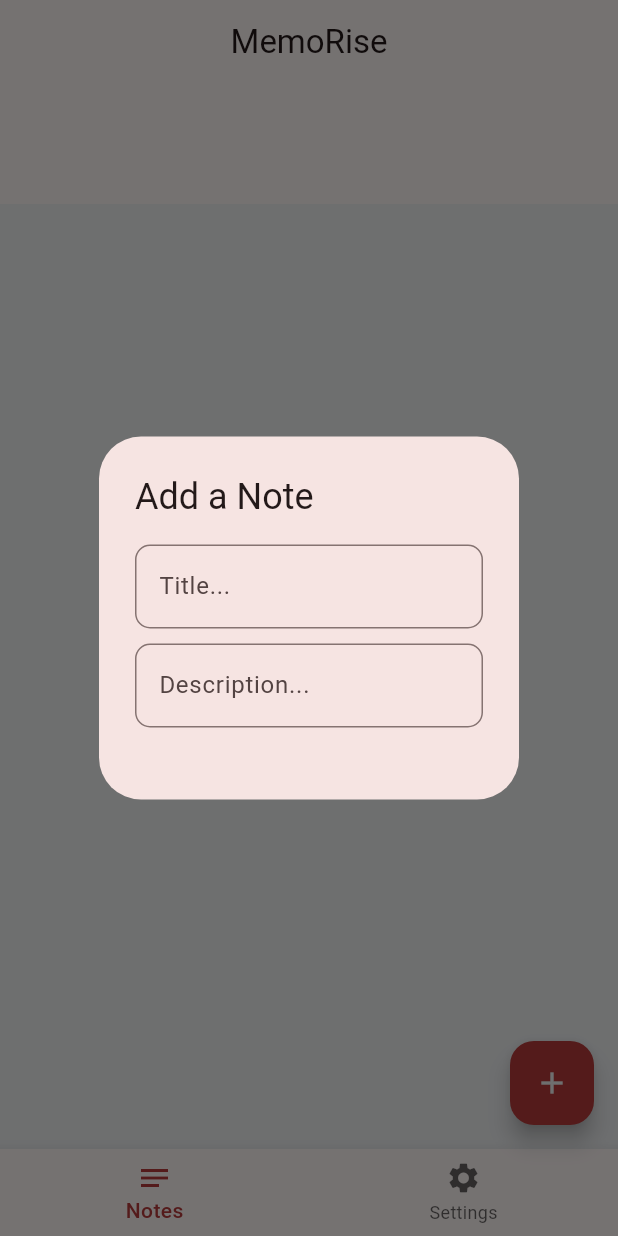
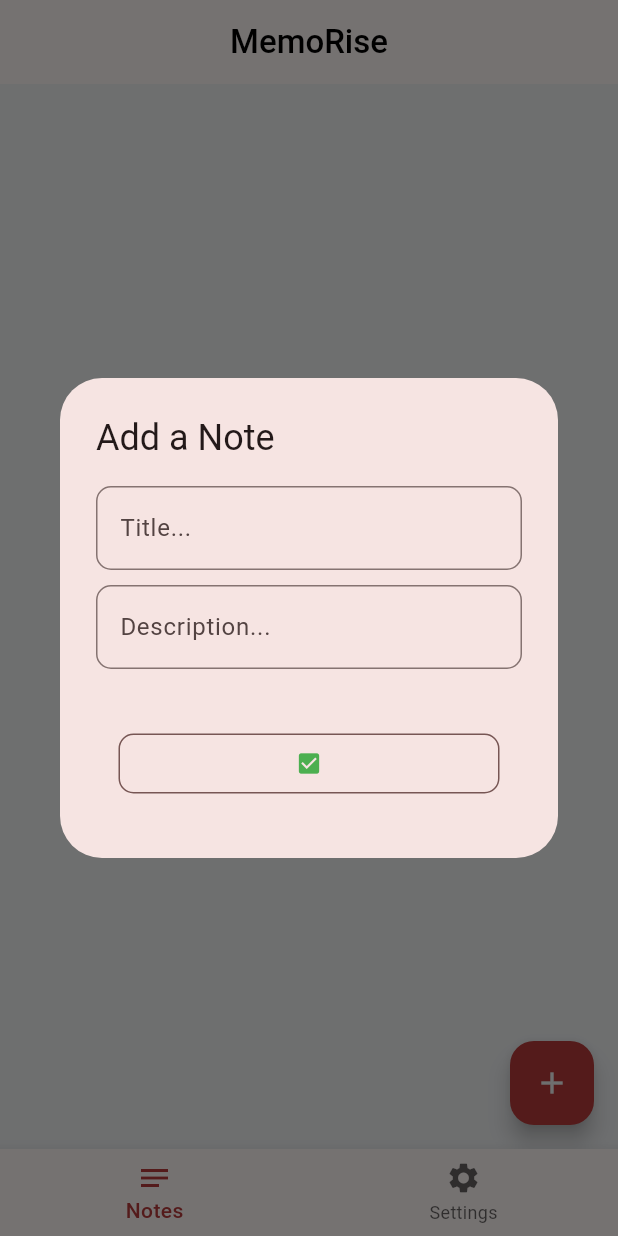
Before and after one commit to se0v/MemoRise, a Flutter app: the screen it shows after launch, after a tap on the "add" icon, on a phone screen of 412 x 824 dp. Run offline on Flutter 3.47's test engine with Material 3 defaults, Android fonts, the phone set to English and light mode, and no system bars; our stand-ins replace equatable, flutter_bloc, hydrated_bloc.

Commit message:
Finished adding notes feature and sliver realization

```diff
--- a/lib/features/home/view/home_screen.dart
+++ b/lib/features/home/view/home_screen.dart
@@ -28,65 +28,6 @@ class _HomeScreenState extends State<HomeScreen> {
           SettingsScreen(),
         ],
       ),
-      floatingActionButton: FloatingActionButton(
-        backgroundColor: theme.primaryColor,
-        onPressed: () {
-          showDialog(
-              context: context,
-              builder: (context) {
-                TextEditingController controller1 = TextEditingController();
-                TextEditingController controller2 = TextEditingController();
-                return AlertDialog(
-                  title: const Text('Add a Note'),
-                  content: Column(
-                    mainAxisSize: MainAxisSize.min,
-                    children: [
-                      TextField(
-                        controller: controller1,
-                        cursorColor: Theme.of(context).colorScheme.secondary,
-                        decoration: InputDecoration(
-                          hintText: 'Title...',
-                          focusedBorder: OutlineInputBorder(
-                            borderRadius: BorderRadius.circular(10),
-                            borderSide: BorderSide(
-                              color: Theme.of(context).colorScheme.secondary,
-                            ),
-                          ),
-                          border: OutlineInputBorder(
-                            borderRadius: BorderRadius.circular(10),
-                            borderSide: const BorderSide(color: Colors.grey),
-                          ),
-                        ),
-                      ),
-                      const SizedBox(height: 10),
-                      TextField(
-                        controller: controller2,
-                        cursorColor: Theme.of(context).colorScheme.secondary,
-                        decoration: InputDecoration(
-                          hintText: 'Description...',
-                          focusedBorder: OutlineInputBorder(
-                            borderRadius: BorderRadius.circular(10),
-                            borderSide: BorderSide(
-                              color: Theme.of(context).colorScheme.secondary,
-                            ),
-                          ),
-                          border: OutlineInputBorder(
-                            borderRadius: BorderRadius.circular(10),
-                            borderSide: const BorderSide(color: Colors.grey),
-                          ),
-                        ),
-                      ),
-                    ],
-                  ),
-                  actions: [],
-                );
-              });
-        },
-        child: const Icon(
-          Icons.add,
-          color: Color(0xFFEFF1F3),
-        ),
-      ),
       bottomNavigationBar: BottomNavigationBar(
         selectedItemColor: theme.primaryColor,
         unselectedItemColor: theme.hintColor,
--- a/lib/features/notes/view/notes_screen.dart
+++ b/lib/features/notes/view/notes_screen.dart
@@ -1,132 +1,203 @@
 import 'package:flutter/material.dart';
 import 'package:flutter_bloc/flutter_bloc.dart';
 import 'package:memorise/features/notes/bloc/notes_bloc.dart';
-
-import '../data/notes.dart';
+import 'package:memorise/features/notes/data/notes.dart';
 
 class NotesScreen extends StatefulWidget {
   const NotesScreen({
-    super.key,
-  });
+    Key? key,
+  }) : super(key: key);
 
   @override
   State<NotesScreen> createState() => _NotesScreenState();
 }
 
 class _NotesScreenState extends State<NotesScreen> {
-  // ignore: non_constant_identifier_names
-  AddNote(Notes notes) {
+  late TextEditingController _controller1;
+  late TextEditingController _controller2;
+
+  @override
+  void initState() {
+    super.initState();
+    _controller1 = TextEditingController();
+    _controller2 = TextEditingController();
+  }
+
+  @override
+  Widget build(BuildContext context) {
+    final theme = Theme.of(context);
+    return Scaffold(
+      floatingActionButton: FloatingActionButton(
+        backgroundColor: theme.primaryColor,
+        onPressed: () {
+          showDialog(
+            context: context,
+            builder: (context) {
+              return AlertDialog(
+                title: const Text('Add a Note'),
+                content: Column(
+                  mainAxisSize: MainAxisSize.min,
+                  children: [
+                    TextField(
+                      controller: _controller1,
+                      cursorColor: theme.colorScheme.secondary,
+                      decoration: InputDecoration(
+                        hintText: 'Title...',
+                        focusedBorder: OutlineInputBorder(
+                          borderRadius: BorderRadius.circular(10),
+                          borderSide: BorderSide(
+                            color: theme.colorScheme.secondary,
+                          ),
+                        ),
+                        border: OutlineInputBorder(
+                          borderRadius: BorderRadius.circular(10),
+                          borderSide: const BorderSide(color: Colors.grey),
+                        ),
+                      ),
+                    ),
+                    const SizedBox(height: 10),
+                    TextField(
+                      controller: _controller2,
+                      cursorColor: theme.colorScheme.secondary,
+                      decoration: InputDecoration(
+                        hintText: 'Description...',
+                        focusedBorder: OutlineInputBorder(
+                          borderRadius: BorderRadius.circular(10),
+                          borderSide: BorderSide(
+                            color: theme.colorScheme.secondary,
+                          ),
+                        ),
+                        border: OutlineInputBorder(
+                          borderRadius: BorderRadius.circular(10),
+                          borderSide: const BorderSide(color: Colors.grey),
+                        ),
+                      ),
+                    ),
+                  ],
+                ),
+                actions: [
+                  Padding(
+                    padding: const EdgeInsets.all(15.0),
+                    child: TextButton(
+                      onPressed: () {
+                        final newTodo = Notes(
+                          title: _controller1.text,
+                          subtitle: _controller2.text,
+                        );
+                        addTodo(newTodo);
+                        _controller1.clear();
+                        _controller2.clear();
+                        Navigator.pop(context);
+                      },
+                      style: TextButton.styleFrom(
+                        shape: RoundedRectangleBorder(
+                          side: BorderSide(
+                            color: theme.colorScheme.secondary,
+                          ),
+                          borderRadius: BorderRadius.circular(10),
+                        ),
+                        foregroundColor: theme.colorScheme.secondary,
+                      ),
+                      child: SizedBox(
+                        width: MediaQuery.of(context).size.width,
+                        child: const Icon(
+                          Icons.check_box,
+                          color: Colors.green,
+                        ),
+                      ),
+                    ),
+                  )
+                ],
+              );
+            },
+          );
+        },
+        child: const Icon(
+          Icons.add,
+          color: Color(0xFFEFF1F3),
+        ),
+      ),
+      body: CustomScrollView(
+        slivers: [
+          SliverAppBar(
+            backgroundColor: theme.colorScheme.background,
+            elevation: 0,
+            title: const Text(
+              'MemoRise',
+              style:
+                  TextStyle(color: Colors.black, fontWeight: FontWeight.w500),
+            ),
+            centerTitle: true,
+            floating: true,
+            snap: true,
+          ),
+          SliverPadding(
+            padding: const EdgeInsets.all(8.0),
+            sliver: BlocBuilder<NotesBloc, NotesState>(
+              builder: (context, state) {
+                if (state.status == NotesStatus.success) {
+                  return SliverList(
+                    delegate: SliverChildBuilderDelegate(
+                      (context, index) {
+                        final note = state.notes[index];
+                        return MemorListCard(note: note);
+                      },
+                      childCount: state.notes.length,
+                    ),
+                  );
+                } else if (state.status == NotesStatus.loading) {
+                  return const SliverFillRemaining(
+                    child: Center(child: CircularProgressIndicator()),
+                  );
+                } else {
+                  return SliverFillRemaining(child: Container());
+                }
+              },
+            ),
+          ),
+        ],
+      ),
+    );
+  }
+
+  void addTodo(Notes notes) {
     context.read<NotesBloc>().add(
           AddNote(notes),
         );
   }
 
-  // ignore: non_constant_identifier_names
-  RemoveNotes(Notes notes) {
+  void removeTodo(Notes notes) {
     context.read<NotesBloc>().add(
           RemoveNotes(notes),
         );
   }
 
   @override
-  Widget build(BuildContext context) {
-    return CustomScrollView(
-      slivers: [
-        SliverAppBar(
-          pinned: true,
-          snap: true,
-          floating: true,
-          title: const Text('MemoRise'),
-          //backgroundColor: theme.primaryColor,
-          centerTitle: true,
-          bottom: PreferredSize(
-            preferredSize: const Size.fromHeight(80),
-            child:
-                BlocBuilder<NotesBloc, NotesState>(builder: (context, state) {
-              if (state.status == NotesStatus.success) {
-                // const SliverToBoxAdapter(child: SizedBox(height: 16));
-                // return SliverList.builder(
-                //   itemBuilder: (context, index) => const MemorListCard(),
-                // );
-                return Container();
-              } else if (state.status == NotesStatus.success) {
-                return const Center(child: CircularProgressIndicator());
-              } else {
-                return Container();
-              }
-            }
-                    //SearchButton(),
-                    ),
-          ),
-          //   const SliverToBoxAdapter(child: SizedBox(height: 16)),
-          //   SliverList.builder(
-          //     itemBuilder: (context, index) => const MemorListCard(),
-        ),
-      ],
-    );
+  void dispose() {
+    _controller1.dispose();
+    _controller2.dispose();
+    super.dispose();
   }
 }
 
 class MemorListCard extends StatelessWidget {
-  const MemorListCard({super.key});
+  final Notes note;
+
+  const MemorListCard({Key? key, required this.note}) : super(key: key);
 
   @override
   Widget build(BuildContext context) {
     final theme = Theme.of(context);
-    return Container(
-      width: double.infinity,
-      margin: const EdgeInsets.symmetric(horizontal: 16).copyWith(bottom: 10),
-      padding: const EdgeInsets.symmetric(horizontal: 12, vertical: 8),
-      decoration: BoxDecoration(
-          color: theme.cardColor, borderRadius: BorderRadius.circular(12)),
-      child: Text(
-        'Card',
-        style: theme.textTheme.bodyLarge,
+    return Card(
+      color: theme.colorScheme.background,
+      elevation: 1,
+      shape: RoundedRectangleBorder(
+        borderRadius: BorderRadius.circular(10),
+      ),
+      child: ListTile(
+        title: Text(note.title),
+        subtitle: Text(note.subtitle),
       ),
     );
   }
 }
-
-class SearchButton extends StatelessWidget {
-  const SearchButton({super.key});
-
-  @override
-  Widget build(BuildContext context) {
-    final theme = Theme.of(context);
-    return Container(
-      width: double.infinity,
-      margin: const EdgeInsets.symmetric(horizontal: 16).copyWith(bottom: 8),
-      padding: const EdgeInsets.all(12),
-      decoration: BoxDecoration(
-          color: theme.hintColor.withOpacity(0.1),
-          borderRadius: BorderRadius.circular(16)),
-      child: Row(
-        children: [
-          const Icon(Icons.search),
-          const SizedBox(
-            width: 8,
-          ),
-          Expanded(
-            child: TextField(
-              decoration: InputDecoration(
-                hintText: 'Search',
-                hintStyle: TextStyle(
-                  fontSize: 18,
-                  color: theme.hintColor.withOpacity(0.4),
-                  fontWeight: FontWeight.w700,
-                ),
-                border: InputBorder.none,
-                contentPadding: const EdgeInsets.symmetric(vertical: 10),
-              ),
-              style: TextStyle(
-                fontSize: 18,
-                color: theme.hintColor.withOpacity(0.8),
-                fontWeight: FontWeight.w700,
-              ),
-            ),
-          ),
-        ],
-      ),
-    );
-  }
-}
--- a/lib/main.dart
+++ b/lib/main.dart
@@ -10,14 +10,12 @@ void main() async {
   HydratedBloc.storage = await HydratedStorage.build(
     storageDirectory: await getTemporaryDirectory(),
   );
-  //Bloc.observer = SimpleBlocObserver();
   runApp(const MemoRise());
 }
 
 class MemoRise extends StatelessWidget {
   const MemoRise({super.key});
 
-  // This widget is the root of your application.
   @override
   Widget build(BuildContext context) {
     const primaryColor = Color.fromARGB(255, 183, 58, 58);
--- a/pubspec.yaml
+++ b/pubspec.yaml
@@ -13,7 +13,7 @@ dependencies:
     sdk: flutter
 
   cupertino_icons: ^1.0.2
-  flutter_slidable: ^3.0.0
+  flutter_slidable: ^3.1.0
   hydrated_bloc: ^9.1.2
   path_provider: ^2.0.15
   flutter_bloc: ^8.1.3
```
Also changed, not shown: pubspec.lock.
